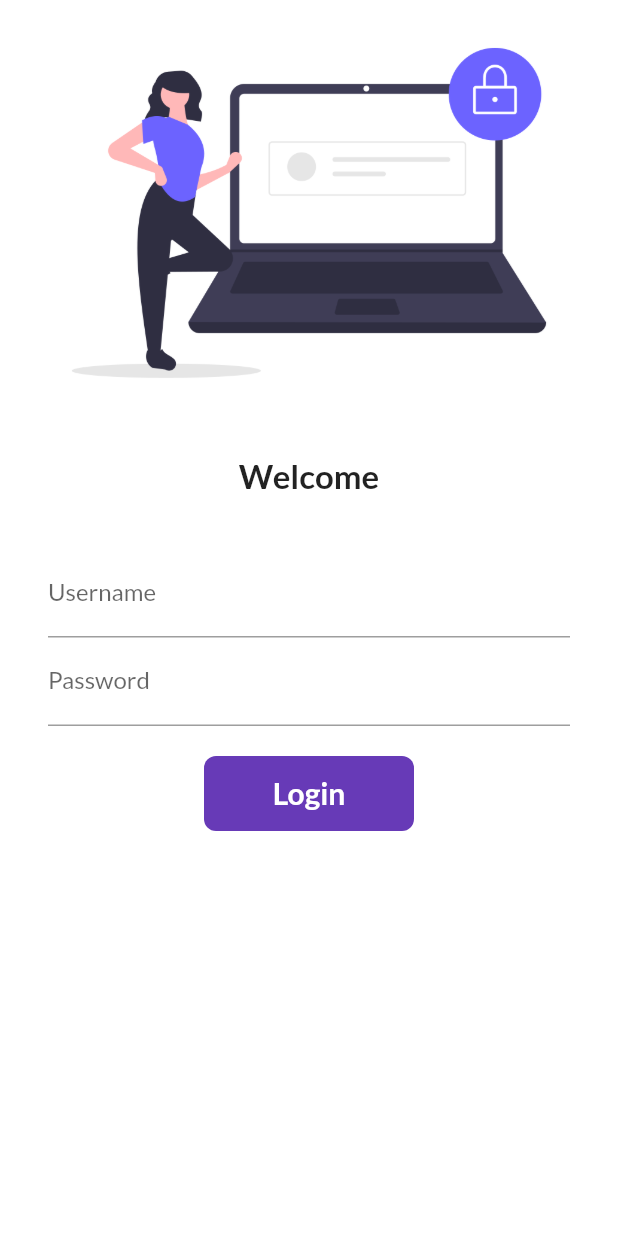
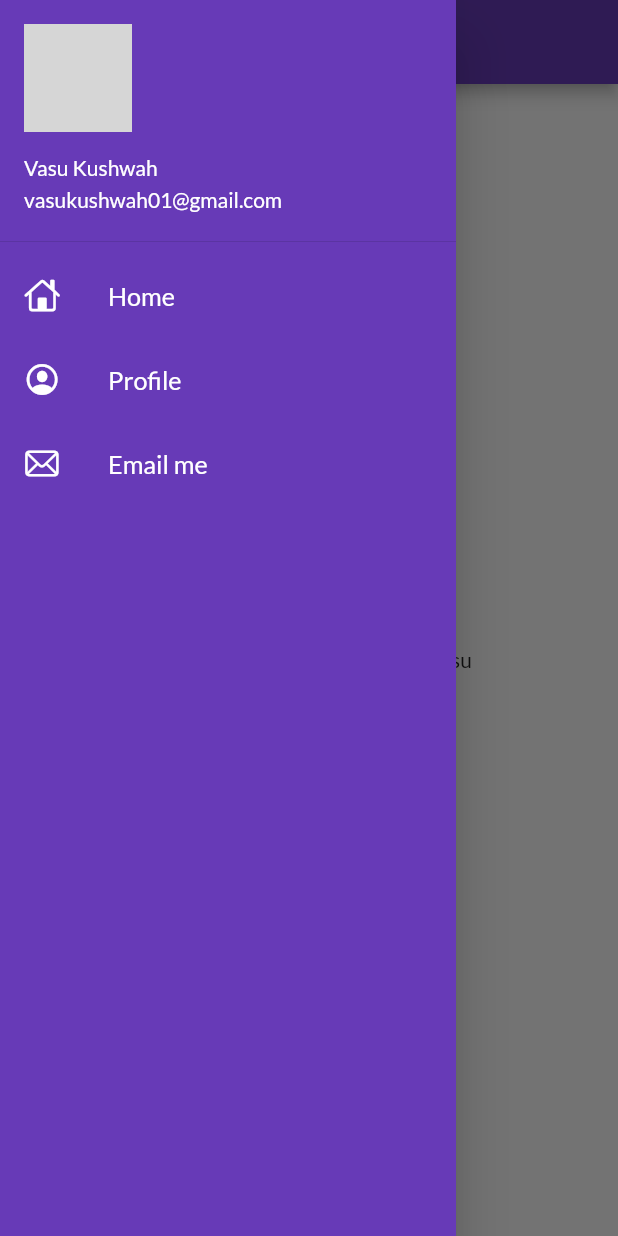
Before and after one commit to vasukushwah/flutter-catelog, a Flutter app: the screen it shows after launch, with the side drawer open (before the commit the screen has no drawer), on a phone screen of 412 x 824 dp. Run offline on Flutter 3.47's test engine with Material 2 defaults, Android fonts, the phone set to English and light mode, and no system bars; our stand-ins replace google_fonts; network calls fail; grey boxes are pictures that could not be loaded.

Commit message:
- day7 completed

```diff
--- a/lib/main.dart
+++ b/lib/main.dart
@@ -16,7 +16,7 @@ class MyApp extends StatelessWidget {
       theme: ThemeData(
         primarySwatch: Colors.deepPurple,
         fontFamily: GoogleFonts.lato().fontFamily),
-      initialRoute: "/login",
+      initialRoute: MyRoutes.homeRoute,
       debugShowCheckedModeBanner: false,
       routes: {
         MyRoutes.homeRoute: (context) =>  Home(),
--- a/lib/pages/home.dart
+++ b/lib/pages/home.dart
@@ -1,4 +1,5 @@
 import 'package:flutter/material.dart';
+import 'package:flutter_catelog/widgets/drawer.dart';
 
 class Home extends StatelessWidget {
   const Home({ Key? key }) : super(key: key);
@@ -17,7 +18,7 @@ class Home extends StatelessWidget {
           child: Text("Welcome to $days days Flutter by $name"),
         ),
       ),
-      drawer: Drawer(),
+      drawer: MyDrawer(),
     );
   }
 }
--- /dev/null
+++ b/lib/widgets/drawer.dart
@@ -0,0 +1,61 @@
+import 'package:flutter/cupertino.dart';
+import 'package:flutter/material.dart';
+import 'package:flutter/rendering.dart';
+
+class MyDrawer extends StatelessWidget {
+  const MyDrawer({ Key? key }) : super(key: key);
+  final imageUrl = "https://avatars.githubusercontent.com/u/42324889?v=4";
+  @override
+  Widget build(BuildContext context) {
+    return Drawer(
+      child: Container(
+        color:Colors.deepPurple,
+        child: ListView(
+          padding: EdgeInsets.zero,
+          children:[
+            DrawerHeader(
+              padding: EdgeInsets.zero,
+              child: UserAccountsDrawerHeader(
+                margin: EdgeInsets.zero,
+                accountName: Text("Vasu Kushwah"),
+                accountEmail: Text("vasukushwah01@gmail.com"),
+                currentAccountPicture: CircleAvatar(
+                  backgroundImage: NetworkImage(imageUrl),
+                ),
+
+              )),
+              ListTile(
+                leading: Icon(CupertinoIcons.home,color: Colors.white,),
+                title: Text(
+                  "Home",
+                  textScaleFactor: 1.2,
+                  style: TextStyle(
+                  color: Colors.white,
+                )),
+              ),
+              ListTile(
+                leading: Icon(CupertinoIcons.profile_circled,color: Colors.white,),
+                title: Text(
+                  "Profile",
+                  textScaleFactor: 1.2,
+                  style: TextStyle(
+                  color: Colors.white,
+                )),
+              ),
+              ListTile(
+                leading: Icon(CupertinoIcons.mail,color: Colors.white,),
+                title: Text(
+                  "Email me",
+                  textScaleFactor: 1.2,
+                  style: TextStyle(
+                  color: Colors.white,
+                )),
+              )
+
+          ]
+        ),
+      ),
+
+    );
+  }
+}
```
